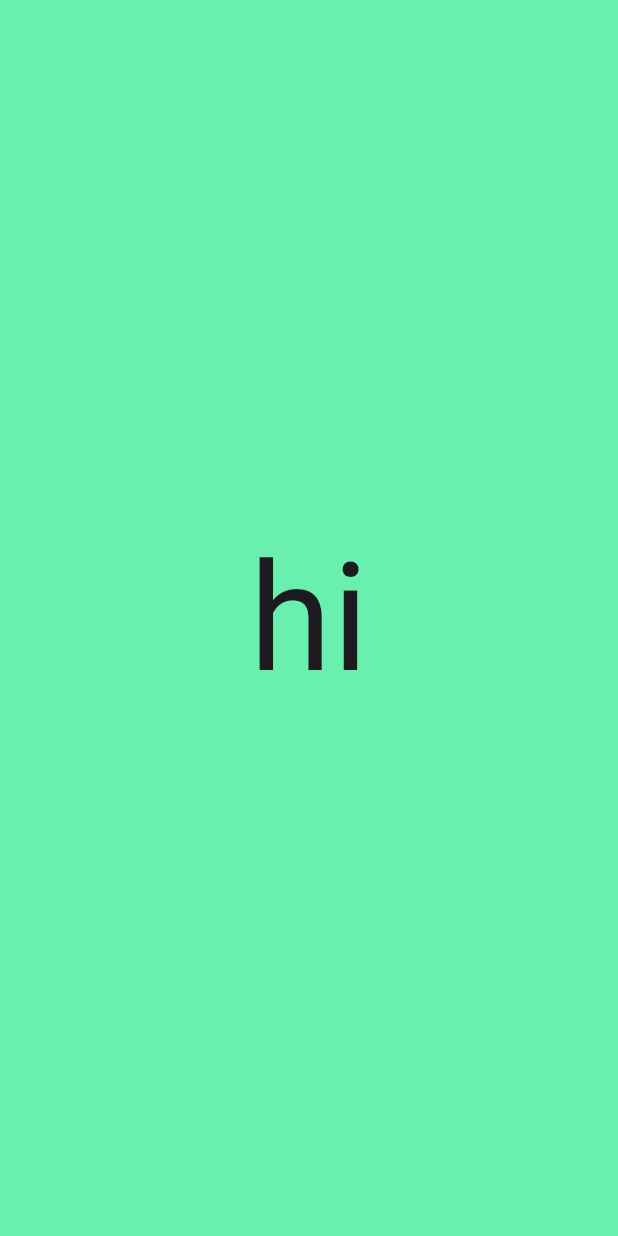
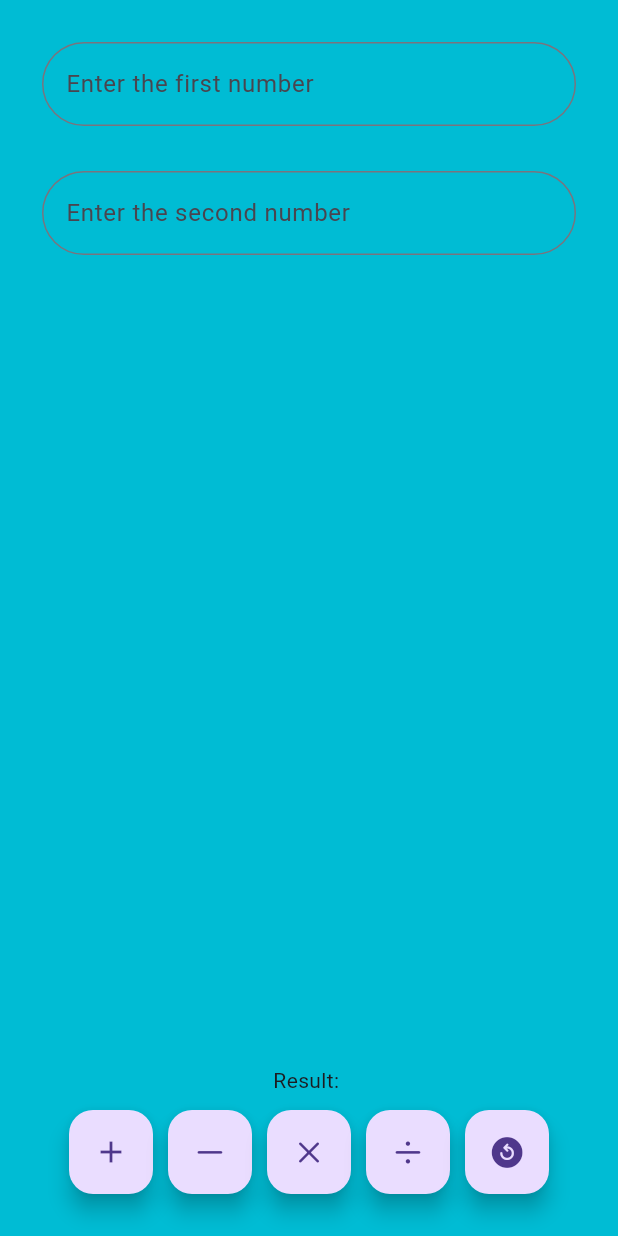
Before and after one commit to dhairyasuryawanshi/Calculator-App, a Flutter app: the screen it shows after launch, on a phone screen of 412 x 824 dp. Run offline on Flutter 3.47's test engine with Material 3 defaults, Android fonts, the phone set to English and light mode, and no system bars.

Commit message:
Final Basic Calculator

```diff
--- /dev/null
+++ b/lib/home/calculator_view.dart
@@ -0,0 +1,129 @@
+import 'package:flutter/cupertino.dart';
+import 'package:flutter/material.dart';
+
+class CalculatorView extends StatefulWidget {
+  const CalculatorView({super.key});
+
+  @override
+  State<CalculatorView> createState() => _CalculatorViewState();
+}
+
+class _CalculatorViewState extends State<CalculatorView> {
+  final TextEditingController _firstNumberController = TextEditingController();
+  final TextEditingController _secondNumberController = TextEditingController();
+  String _result = "";
+
+  void _addNumbers() {
+    int num1 = int.parse(_firstNumberController.text);
+    int num2 = int.parse(_secondNumberController.text);
+    setState(() {
+      _result = (num1 + num2).toString();
+    });
+  }
+
+  void _subtractNumbers() {
+    int num1 = int.parse(_firstNumberController.text);
+    int num2 = int.parse(_secondNumberController.text);
+    setState(() {
+      _result = (num1 - num2).toString();
+    });
+  }
+  void _multiplyNumbers() {
+    int num1 = int.parse(_firstNumberController.text);
+    int num2 = int.parse(_secondNumberController.text);
+    setState(() {
+      _result = (num1 * num2).toString();
+    });
+  }
+  void _divideNumbers() {
+    int num1 = int.parse(_firstNumberController.text);
+    int num2 = int.parse(_secondNumberController.text);
+    setState(() {
+      _result = (num1 / num2).toString();
+    });
+  }
+
+  void _clearInput() {
+    setState(() {
+      _firstNumberController.clear();
+      _secondNumberController.clear();
+      _result = "";
+    });
+  }
+
+  @override
+  Widget build(BuildContext context) {
+    return Padding(
+      padding: const EdgeInsets.all(28.0),
+      child: Column(
+        children: [
+          displaybox(
+            hint: "Enter the first number",
+            controller: _firstNumberController,
+          ),
+          const SizedBox(
+            height: 30,
+          ),
+          displaybox(
+            hint: "Enter the second number",
+            controller: _secondNumberController,
+          ),
+          const Spacer(
+            flex: 1,
+          ),
+          Text("Result: $_result"),
+          const SizedBox(height: 10),
+          // Wrap widget to handle multiple FloatingActionButtons
+          Wrap(
+            spacing: 10.0, // Horizontal spacing between buttons
+            runSpacing: 10.0, // Vertical spacing between rows
+            children: [
+              FloatingActionButton(
+                onPressed: _addNumbers,
+                child: const Icon(Icons.add),
+              ),
+              FloatingActionButton(
+                onPressed: _subtractNumbers,
+                child: const Icon(CupertinoIcons.minus),
+              ),
+              FloatingActionButton(
+                onPressed: _multiplyNumbers,
+                child: const Icon(CupertinoIcons.multiply),
+              ),
+              FloatingActionButton(
+                onPressed: _divideNumbers,
+                child: const Icon(CupertinoIcons.divide),
+              ),
+              FloatingActionButton(
+                onPressed: _clearInput,
+                child: const Icon(CupertinoIcons.arrow_counterclockwise_circle_fill),
+              ),
+            ],
+          )
+        ],
+      ),
+    );
+  }
+}
+
+class displaybox extends StatelessWidget {
+  const displaybox({super.key, this.hint = "Enter the number", required this.controller});
+
+  final String? hint;
+  final TextEditingController controller;
+
+  @override
+  Widget build(BuildContext context) {
+    return TextField(
+      controller: controller,
+      keyboardType: TextInputType.number, // Set keyboardType to number
+      decoration: InputDecoration(
+        border: OutlineInputBorder(
+          borderSide: const BorderSide(color: Colors.white, width: 48.0),
+          borderRadius: BorderRadius.all(Radius.circular(50)),
+        ),
+        hintText: hint,
+      ),
+    );
+  }
+}
--- a/lib/home/homeview.dart
+++ b/lib/home/homeview.dart
@@ -1,4 +1,5 @@
 import 'package:flutter/material.dart';
+import 'package:oneshot/home/calculator_view.dart';
 
 class HomeView extends StatelessWidget {
   const HomeView({super.key});
@@ -7,18 +8,15 @@ class HomeView extends StatelessWidget {
   Widget build(BuildContext context) {
     return MaterialApp(
       debugShowCheckedModeBanner: false,
-      title: "TestApp",
-      home: const Material(
-        color: Colors.greenAccent,
-        child: Center(child:
-        Text("hi",
-          style: TextStyle(
-              fontSize: 100,
-              fontStyle: FontStyle.normal
-          ),)
+      home: Scaffold(
+        backgroundColor: Colors.cyan,
+        body: Directionality(
+          textDirection: TextDirection.ltr, // Change this to TextDirection.rtl for right-to-left layout
+          child: SafeArea(
+            child: CalculatorView(),
+          ),
         ),
       ),
-
     );
   }
 }
```
Also changed, not shown: 1 other file.
